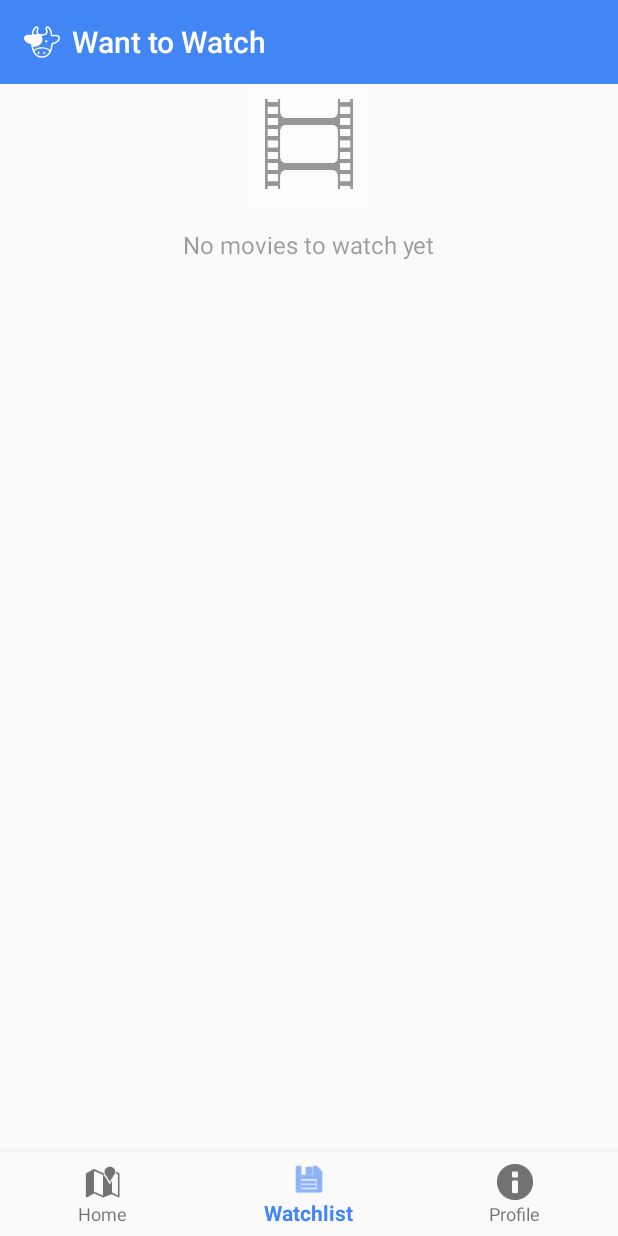
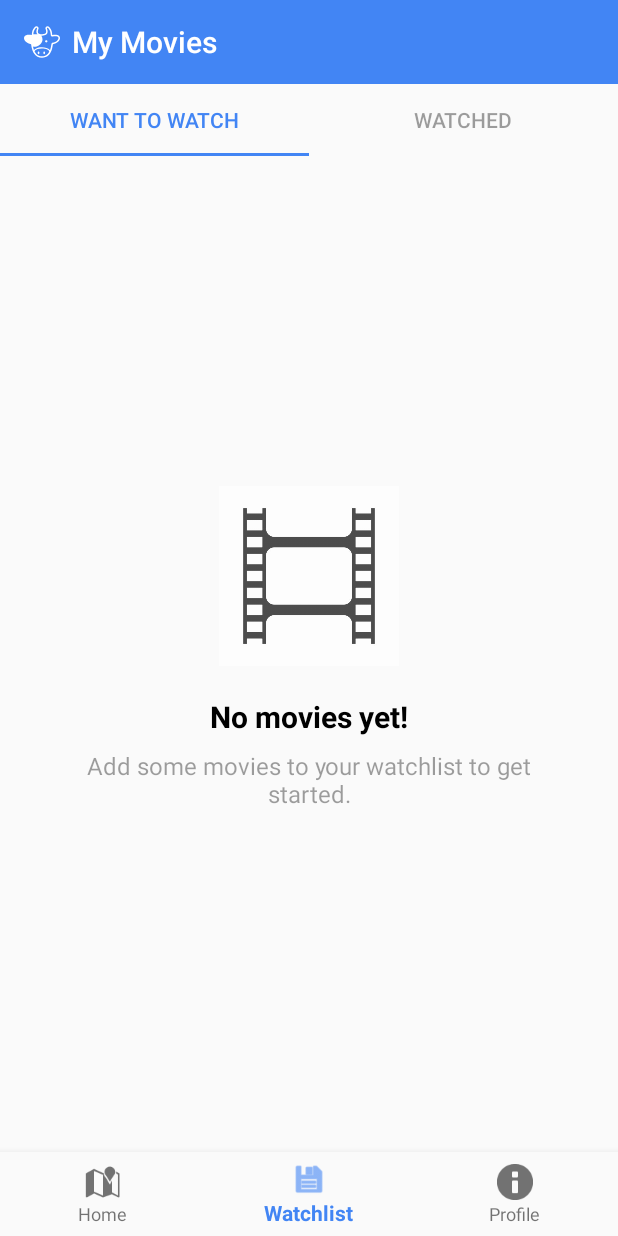
Before and after one commit to SullivanHart/Moovie, an Android app: the WatchlistFragment screen opened through its navigation route, on a phone screen of 412 x 824 dp. Run offline under Robolectric (Android 15) with nearby library versions, the phone set to English and light mode, and no system bars; our stand-ins replace Firebase (no records; nobody signed in at launch, a user with empty details on screens opened directly), navigation-ui; libraries missing offline, so code that uses them is left out: com.firebase.ui, me.zhanghai.android; pictures from the network do not load.

Commit message:
add watched

```diff
--- a/app/src/main/java/com/moovie/SearchFragment.java
+++ b/app/src/main/java/com/moovie/SearchFragment.java
@@ -20,7 +20,7 @@ import androidx.recyclerview.widget.RecyclerView;
 import com.moovie.adapter.ApiMovieAdapter;
 import com.moovie.model.Movie;
 import com.moovie.model.TMDBResponse;
-import com.moovie.util.ApiClient;
+import com.moovie.util.TMDBApiClient;
 import com.moovie.util.ApiService;
 import com.moovie.util.FirebaseUtil;
 import com.google.firebase.firestore.FirebaseFirestore;
@@ -61,7 +61,7 @@ public class SearchFragment extends Fragment implements ApiMovieAdapter.OnMovieS
         // Initialize Firestore
         mFirestore = FirebaseUtil.getFirestore();
 
-        apiService = ApiClient.getClient().create(ApiService.class);
+        apiService = TMDBApiClient.getClient().create(ApiService.class);
 
         // Listen for text changes in the search box
         searchInput.addTextChangedListener(new TextWatcher() {
--- /dev/null
+++ b/app/src/main/java/com/moovie/WantToWatchFragment.java
@@ -0,0 +1,126 @@
+package com.moovie;
+
+import android.content.Intent;
+import android.os.Bundle;
+import android.util.Log;
+import android.view.LayoutInflater;
+import android.view.View;
+import android.view.ViewGroup;
+
+import androidx.annotation.NonNull;
+import androidx.annotation.Nullable;
+import androidx.fragment.app.Fragment;
+import androidx.recyclerview.widget.LinearLayoutManager;
+import androidx.recyclerview.widget.RecyclerView;
+
+import com.google.android.material.snackbar.Snackbar;
+import com.google.firebase.firestore.CollectionReference;
+import com.google.firebase.firestore.DocumentSnapshot;
+import com.google.firebase.firestore.FirebaseFirestore;
+import com.google.firebase.firestore.FirebaseFirestoreException;
+import com.google.firebase.firestore.Query;
+import com.moovie.adapter.MovieListAdapter;
+import com.moovie.util.FirebaseUtil;
+
+public class WantToWatchFragment extends Fragment implements MovieListAdapter.OnMovieSelectedListener {
+
+    private static final String TAG = "WantToWatchFragment";
+
+    private RecyclerView mMoviesRecycler;
+    private ViewGroup mEmptyView;
+    private MovieListAdapter mAdapter;
+    private FirebaseFirestore mFirestore;
+    private Query mQuery;
+    private String mUserId;
+
+    public WantToWatchFragment() {}
+
+    @Nullable
+    @Override
+    public View onCreateView(LayoutInflater inflater, ViewGroup container,
+                             Bundle savedInstanceState) {
+        return inflater.inflate(R.layout.fragment_watchlist_list, container, false);
+    }
+
+    @Override
+    public void onViewCreated(@NonNull View view, @Nullable Bundle savedInstanceState) {
+        super.onViewCreated(view, savedInstanceState);
+
+        mMoviesRecycler = view.findViewById(R.id.recycler_movies);
+        mEmptyView = view.findViewById(R.id.view_empty);
+
+        mFirestore = FirebaseUtil.getFirestore();
+        mUserId = FirebaseUtil.getAuth().getCurrentUser().getUid();
+
+        CollectionReference collectionRef = mFirestore
+                .collection("users")
+                .document(mUserId)
+                .collection("wantToWatch");
+
+        mQuery = collectionRef.orderBy("addedAt", Query.Direction.DESCENDING);
+
+        // Temporary debug: print documents
+        collectionRef.get().addOnCompleteListener(task -> {
+            if (task.isSuccessful()) {
+                Log.d(TAG, "ToWatch collection size: " + task.getResult().size());
+                for (DocumentSnapshot doc : task.getResult()) {
+                    Log.d(TAG, "Document ID: " + doc.getId() + ", Data: " + doc.getData());
+                }
+            } else {
+                Log.e(TAG, "Error getting documents", task.getException());
+            }
+        });
+
+        initRecyclerView();
+    }
+
+    private void initRecyclerView() {
+        if (mQuery == null) {
+            Log.w(TAG, "No query, not initializing RecyclerView");
+            return;
+        }
+
+        mAdapter = new MovieListAdapter(mQuery, this) {
+            @Override
+            protected void onDataChanged() {
+                if (getItemCount() == 0) {
+                    mMoviesRecycler.setVisibility(View.GONE);
+                    mEmptyView.setVisibility(View.VISIBLE);
+                } else {
+                    mMoviesRecycler.setVisibility(View.VISIBLE);
+                    mEmptyView.setVisibility(View.GONE);
+                }
+            }
+
+            @Override
+            protected void onError(FirebaseFirestoreException e) {
+                if (getView() != null) {
+                    Snackbar.make(mMoviesRecycler, "Error loading movies", Snackbar.LENGTH_LONG).show();
+                }
+                Log.e(TAG, "Error: ", e);
+            }
+        };
+
+        mMoviesRecycler.setLayoutManager(new LinearLayoutManager(getContext()));
+        mMoviesRecycler.setAdapter(mAdapter);
+    }
+
+    @Override
+    public void onStart() {
+        super.onStart();
+        if (mAdapter != null) mAdapter.startListening();
+    }
+
+    @Override
+    public void onStop() {
+        super.onStop();
+        if (mAdapter != null) mAdapter.stopListening();
+    }
+
+    @Override
+    public void onMovieSelected(DocumentSnapshot movie) {
+        Intent intent = new Intent(getActivity(), MovieDetailActivity.class);
+        intent.putExtra(MovieDetailActivity.KEY_MOVIE_ID, movie.getId());
+        startActivity(intent);
+    }
+}
--- a/app/src/main/java/com/moovie/WatchlistFragment.java
+++ b/app/src/main/java/com/moovie/WatchlistFragment.java
@@ -1,8 +1,6 @@
 package com.moovie;
 
-import android.content.Intent;
 import android.os.Bundle;
-import android.util.Log;
 import android.view.LayoutInflater;
 import android.view.View;
 import android.view.ViewGroup;
@@ -10,27 +8,13 @@ import android.view.ViewGroup;
 import androidx.annotation.NonNull;
 import androidx.annotation.Nullable;
 import androidx.fragment.app.Fragment;
-import androidx.recyclerview.widget.LinearLayoutManager;
-import androidx.recyclerview.widget.RecyclerView;
+import androidx.viewpager2.widget.ViewPager2;
 
-import com.google.android.material.snackbar.Snackbar;
-import com.moovie.adapter.MovieListAdapter;
-import com.moovie.util.FirebaseUtil;
-import com.google.firebase.firestore.CollectionReference;
-import com.google.firebase.firestore.DocumentSnapshot;
-import com.google.firebase.firestore.FirebaseFirestore;
-import com.google.firebase.firestore.FirebaseFirestoreException;
-import com.google.firebase.firestore.Query;
+import com.google.android.material.tabs.TabLayout;
+import com.google.android.material.tabs.TabLayoutMediator;
+import com.moovie.adapter.WatchlistPagerAdapter;
 
-public class WatchlistFragment extends Fragment implements MovieListAdapter.OnMovieSelectedListener {
-    private static final String TAG = "WatchlistFragment";
-
-    private RecyclerView mMoviesRecycler;
-    private ViewGroup mEmptyView;
-    private MovieListAdapter mAdapter;
-    private FirebaseFirestore mFirestore;
-    private Query mQuery;
-    private String mUserId;
+public class WatchlistFragment extends Fragment {
 
     public WatchlistFragment() {
         // Required empty public constructor
@@ -38,7 +22,7 @@ public class WatchlistFragment extends Fragment implements MovieListAdapter.OnMo
 
     @Nullable
     @Override
-    public View onCreateView(LayoutInflater inflater, ViewGroup container,
+    public View onCreateView(@NonNull LayoutInflater inflater, ViewGroup container,
                              Bundle savedInstanceState) {
         return inflater.inflate(R.layout.fragment_watchlist, container, false);
     }
@@ -47,76 +31,15 @@ public class WatchlistFragment extends Fragment implements MovieListAdapter.OnMo
     public void onViewCreated(@NonNull View view, @Nullable Bundle savedInstanceState) {
         super.onViewCreated(view, savedInstanceState);
 
-        mMoviesRecycler = view.findViewById(R.id.recycler_movies);
-        mEmptyView = view.findViewById(R.id.view_empty);
+        TabLayout tabLayout = view.findViewById(R.id.tabLayout);
+        ViewPager2 viewPager = view.findViewById(R.id.viewPager);
 
-        mFirestore = FirebaseUtil.getFirestore();
-        mUserId = FirebaseUtil.getAuth().getCurrentUser().getUid();
+        WatchlistPagerAdapter adapter = new WatchlistPagerAdapter(this);
+        viewPager.setAdapter(adapter);
 
-        // Set up query for want to watch movies
-        CollectionReference collectionRef = mFirestore
-                .collection("users")
-                .document(mUserId)
-                .collection("wantToWatch");
-
-        mQuery = collectionRef.orderBy("addedAt", Query.Direction.DESCENDING);
-
-        initRecyclerView();
+        new TabLayoutMediator(tabLayout, viewPager, (tab, position) -> {
+            if (position == 0) tab.setText("Want to Watch");
+            else tab.setText("Watched");
+        }).attach();
     }
-
-    private void initRecyclerView() {
-        if (mQuery == null) {
-            Log.w(TAG, "No query, not initializing RecyclerView");
-            return;
-        }
-
-        mAdapter = new MovieListAdapter(mQuery, this) {
-            @Override
-            protected void onDataChanged() {
-                if (getItemCount() == 0) {
-                    mMoviesRecycler.setVisibility(View.GONE);
-                    mEmptyView.setVisibility(View.VISIBLE);
-                } else {
-                    mMoviesRecycler.setVisibility(View.VISIBLE);
-                    mEmptyView.setVisibility(View.GONE);
-                }
-            }
-
-            @Override
-            protected void onError(FirebaseFirestoreException e) {
-                if (getView() != null) {
-                    Snackbar.make(mMoviesRecycler, "Error loading movies", Snackbar.LENGTH_LONG).show();
-                }
-                Log.e(TAG, "Error: ", e);
-            }
-        };
-
-        mMoviesRecycler.setLayoutManager(new LinearLayoutManager(getContext()));
-        mMoviesRecycler.setAdapter(mAdapter);
-        Log.d(TAG, "initRecyclerView()");
-    }
-
-    @Override
-    public void onStart() {
-        super.onStart();
-        if (mAdapter != null) {
-            mAdapter.startListening();
-        }
-    }
-
-    @Override
-    public void onStop() {
-        super.onStop();
-        if (mAdapter != null) {
-            mAdapter.stopListening();
-        }
-    }
-
-    @Override
-    public void onMovieSelected(DocumentSnapshot movie) {
-        Intent intent = new Intent(getActivity(), MovieDetailActivity.class);
-        intent.putExtra(MovieDetailActivity.KEY_MOVIE_ID, movie.getId());
-        startActivity(intent);
-    }
-
 }
--- /dev/null
+++ b/app/src/main/java/com/moovie/adapter/WatchlistPagerAdapter.java
@@ -0,0 +1,30 @@
+package com.moovie.adapter;
+
+import androidx.annotation.NonNull;
+import androidx.fragment.app.Fragment;
+import androidx.viewpager2.adapter.FragmentStateAdapter;
+
+import com.moovie.WantToWatchFragment;
+import com.moovie.WatchedFragment;
+
+public class WatchlistPagerAdapter extends FragmentStateAdapter {
+
+    public WatchlistPagerAdapter(@NonNull Fragment fragment) {
+        super(fragment);
+    }
+
+    @NonNull
+    @Override
+    public Fragment createFragment(int position) {
+        if (position == 0) {
+            return new WantToWatchFragment();
+        } else {
+            return new WatchedFragment();
+        }
+    }
+
+    @Override
+    public int getItemCount() {
+        return 2;
+    }
+}
--- a/app/src/main/java/com/moovie/util/ApiClient.java
+++ b/app/src/main/java/com/moovie/util/TMDBApiClient.java
@@ -3,7 +3,7 @@ package com.moovie.util;
 import retrofit2.Retrofit;
 import retrofit2.converter.gson.GsonConverterFactory;
 
-public class ApiClient {
+public class TMDBApiClient {
     private static final String BASE_URL = "https://api.themoviedb.org/3/";
     private static Retrofit retrofit = null;
 
--- a/app/src/main/java/com/moovie/data/WMApiClient.java
+++ b/app/src/main/java/com/moovie/util/WMApiClient.java
@@ -1,4 +1,4 @@
-package com.moovie.data;
+package com.moovie.util;
 
 import okhttp3.OkHttpClient;
 import okhttp3.Request;
--- a/app/src/main/res/layout/fragment_watchlist.xml
+++ b/app/src/main/res/layout/fragment_watchlist.xml
@@ -1,4 +1,3 @@
-<?xml version="1.0" encoding="utf-8"?>
 <RelativeLayout xmlns:android="http://schemas.android.com/apk/res/android"
     xmlns:app="http://schemas.android.com/apk/res-auto"
     xmlns:tools="http://schemas.android.com/tools"
@@ -7,6 +6,7 @@
     android:background="#FAFAFA"
     tools:context="com.moovie.WatchlistFragment">
 
+    <!-- Top App Bar -->
     <com.google.android.material.appbar.MaterialToolbar
         android:id="@+id/topAppBar"
         android:layout_width="match_parent"
@@ -17,47 +17,74 @@
         app:popupTheme="@style/Theme.AppCompat.Light.DarkActionBar"
         app:titleMarginStart="24dp"
         app:titleTextColor="@android:color/white"
-        app:title="Want to Watch" />
+        app:title="My Movies" />
 
-    <androidx.recyclerview.widget.RecyclerView
-        android:id="@+id/recycler_movies"
+    <!-- Tabs for "Want to Watch" and "Watched" -->
+    <com.google.android.material.tabs.TabLayout
+        android:id="@+id/tabLayout"
+        android:layout_width="match_parent"
+        android:layout_height="wrap_content"
+        android:layout_below="@id/topAppBar"
+        app:tabIndicatorColor="?attr/colorPrimary"
+        app:tabSelectedTextColor="?attr/colorPrimary"
+        app:tabTextColor="@color/greyDisabled"
+        app:tabMode="fixed"
+        app:tabGravity="fill" />
+
+    <!-- FrameLayout to stack ViewPager2 and Empty View -->
+    <FrameLayout
+        android:id="@+id/container"
         android:layout_width="match_parent"
         android:layout_height="match_parent"
-        android:layout_below="@+id/topAppBar"
-        android:background="@android:color/transparent"
+        android:layout_below="@id/tabLayout">
+
+        <androidx.viewpager2.widget.ViewPager2
+            android:id="@+id/viewPager"
+            android:layout_width="match_parent"
+            android:layout_height="match_parent"
             android:clipToPadding="false"
             android:paddingLeft="8dp"
             android:paddingRight="8dp"
             android:paddingTop="8dp"
-        android:paddingBottom="16dp"
-        tools:listitem="@layout/item_movie_list" />
+            android:paddingBottom="16dp" />
 
         <LinearLayout
-        android:id="@+id/view_empty"
+            android:id="@+id/view_empty_ratings"
+            android:layout_width="match_parent"
+            android:layout_height="match_parent"
+            android:orientation="vertical"
+            android:gravity="center"
+            android:visibility="gone"
+            android:padding="32dp">
+
+            <ImageView
+                android:src="@drawable/ic_movie_placeholder"
+                android:layout_width="120dp"
+                android:layout_height="120dp"
+                android:alpha="0.7"
+                android:layout_marginBottom="20dp"
+                android:scaleType="centerInside" />
+
+            <TextView
+                android:id="@+id/empty_title"
                 android:layout_width="wrap_content"
                 android:layout_height="wrap_content"
-        android:layout_below="@+id/topAppBar"
-        android:layout_centerHorizontal="true"
-        android:layout_centerVertical="true"
-        android:gravity="center"
-        android:orientation="vertical"
-        android:visibility="gone">
-
-        <ImageView
-            android:layout_width="80dp"
-            android:layout_height="80dp"
-            android:alpha="0.4"
-            android:layout_marginBottom="16dp"
-            android:scaleType="centerInside"
-            android:src="@drawable/ic_movie_placeholder" />
+                android:text="No movies yet!"
+                android:textStyle="bold"
+                android:textColor="@android:color/black"
+                android:textSize="20sp"
+                android:layout_marginBottom="8dp" />
 
             <TextView
+                android:id="@+id/empty_subtitle"
                 android:layout_width="wrap_content"
                 android:layout_height="wrap_content"
-            android:text="No movies to watch yet"
+                android:text="Add some movies to your watchlist to get started."
                 android:textColor="@color/greyDisabled"
-            android:textSize="16sp" />
-
+                android:textSize="16sp"
+                android:textAlignment="center"
+                android:gravity="center" />
         </LinearLayout>
+    </FrameLayout>
 
 </RelativeLayout>
--- /dev/null
+++ b/app/src/main/res/layout/fragment_watchlist_list.xml
@@ -0,0 +1,50 @@
+<RelativeLayout
+    xmlns:android="http://schemas.android.com/apk/res/android"
+    android:layout_width="match_parent"
+    android:layout_height="match_parent">
+
+    <androidx.recyclerview.widget.RecyclerView
+        android:id="@+id/recycler_movies"
+        android:layout_width="match_parent"
+        android:layout_height="match_parent"
+        android:padding="8dp"/>
+
+    <LinearLayout
+        android:id="@+id/view_empty"
+        android:layout_width="match_parent"
+        android:layout_height="match_parent"
+        android:gravity="center"
+        android:orientation="vertical"
+        android:visibility="gone"
+        android:padding="32dp">
+
+        <ImageView
+            android:src="@drawable/ic_movie_placeholder"
+            android:layout_width="120dp"
+            android:layout_height="120dp"
+            android:alpha="0.7"
+            android:layout_marginBottom="20dp"
+            android:scaleType="centerInside" />
+
+        <TextView
+            android:id="@+id/empty_title"
+            android:layout_width="wrap_content"
+            android:layout_height="wrap_content"
+            android:text="No movies yet!"
+            android:textStyle="bold"
+            android:textColor="@android:color/black"
+            android:textSize="20sp"
+            android:layout_marginBottom="8dp" />
+
+        <TextView
+            android:id="@+id/empty_subtitle"
+            android:layout_width="wrap_content"
+            android:layout_height="wrap_content"
+            android:text="Add some movies to your watchlist to get started."
+            android:textColor="@color/greyDisabled"
+            android:textSize="16sp"
+            android:textAlignment="center"
+            android:gravity="center" />
+    </LinearLayout>
+
+</RelativeLayout>
--- a/app/src/main/res/values/strings.xml
+++ b/app/src/main/res/values/strings.xml
@@ -34,6 +34,7 @@
     <string name="cancel">Cancel</string>
     <string name="message_no_results">Oops, couldn\'t find any movies that matched your filter</string>
     <string name="message_no_reviews">Be the first to leave a review!</string>
+    <string name="message_no_movies">Add a movie to your list!</string>
     <string name="hint_review">What did you think?</string>
     <string name="submit">Submit</string>
     <string name="filter_add_review">Add review</string>
```
Also changed, not shown: app/src/main/java/com/moovie/WatchedFragment.java (added, +130 -0 lines), app/src/main/java/com/moovie/data/WatchmodeRepository.java (+0 -14 lines), app/src/main/res/layout/activity_movie_detail.xml (+12 -12 lines). Lines whose indentation alone changed are shown as unchanged.
